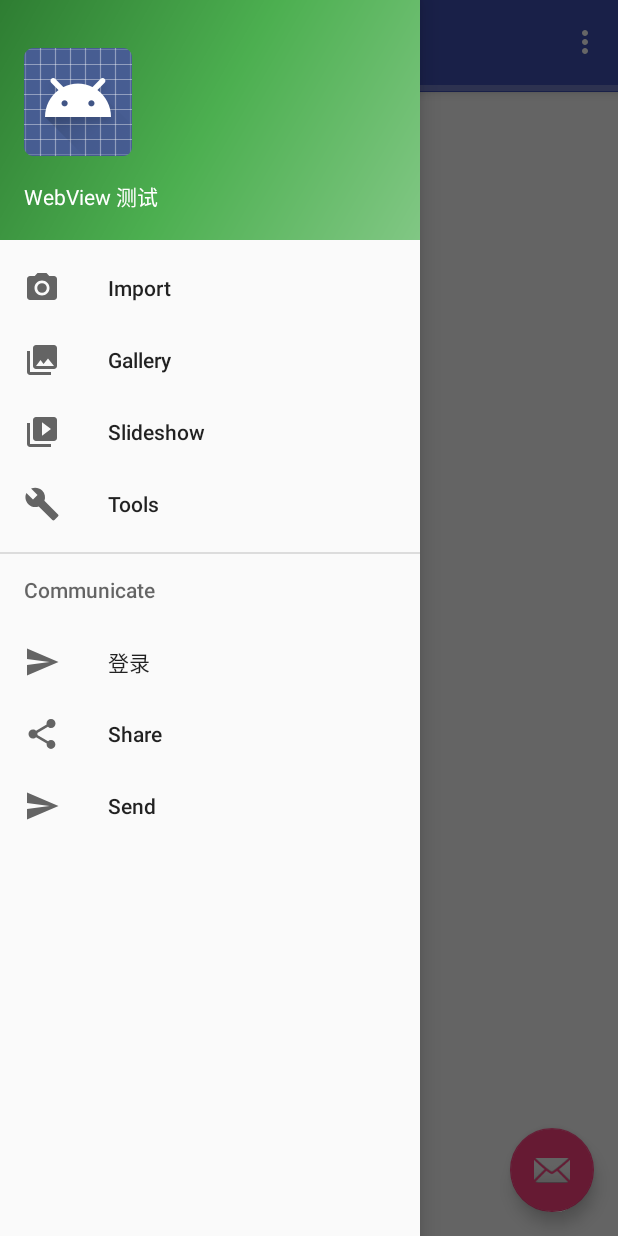
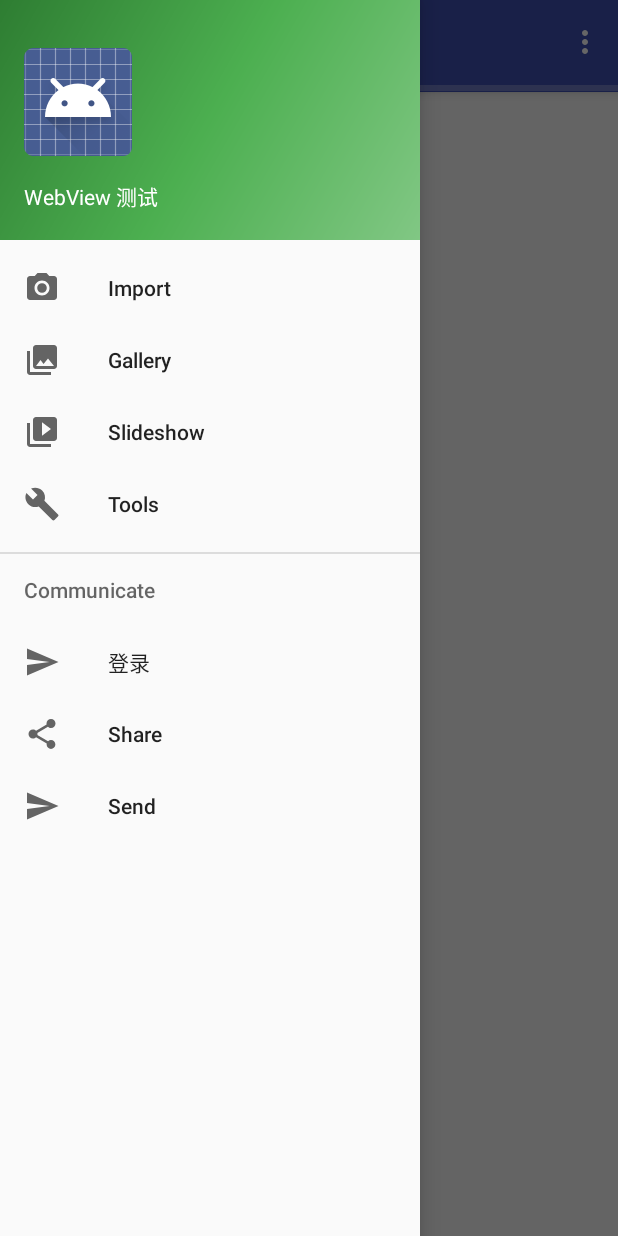
Before and after one commit to aidenZou/webview-pro, an Android app: the screen it shows after launch (MainActivity), with the side drawer open, on a phone screen of 412 x 824 dp. Run offline under Robolectric (Android 15) with nearby library versions, the phone set to English and light mode, and no system bars.

Commit message:
去挑悬浮按钮，加载完成吐西提示

```diff
--- a/app/src/main/java/com/example/aidenzou/test/myapplication/MainActivity.java
+++ b/app/src/main/java/com/example/aidenzou/test/myapplication/MainActivity.java
@@ -44,14 +44,14 @@ public class MainActivity extends AppCompatActivity
         Toolbar toolbar = (Toolbar) findViewById(R.id.toolbar);
         setSupportActionBar(toolbar);
 
-        FloatingActionButton fab = (FloatingActionButton) findViewById(R.id.fab);
-        fab.setOnClickListener(new View.OnClickListener() {
-            @Override
-            public void onClick(View view) {
-                Snackbar.make(view, "Replace with your own action", Snackbar.LENGTH_LONG)
-                        .setAction("Action", null).show();
-            }
-        });
+//        FloatingActionButton fab = (FloatingActionButton) findViewById(R.id.fab);
+//        fab.setOnClickListener(new View.OnClickListener() {
+//            @Override
+//            public void onClick(View view) {
+//                Snackbar.make(view, "Replace with your own action", Snackbar.LENGTH_LONG)
+//                        .setAction("Action", null).show();
+//            }
+//        });
 
         DrawerLayout drawer = (DrawerLayout) findViewById(R.id.drawer_layout);
         ActionBarDrawerToggle toggle = new ActionBarDrawerToggle(
@@ -184,7 +184,7 @@ public class MainActivity extends AppCompatActivity
             public void onPageFinished(WebView view, String url) {
                 super.onPageFinished(view, url);
                 // 在这里执行你想调用的js函数
-                Toast.makeText(MainActivity.this, "页面加载完毕", Toast.LENGTH_SHORT).show();
+                //Toast.makeText(MainActivity.this, "页面加载完毕", Toast.LENGTH_SHORT).show();
             }
 
             // WebView 错误码处理
--- a/app/src/main/res/layout/app_bar_main.xml
+++ b/app/src/main/res/layout/app_bar_main.xml
@@ -31,12 +31,12 @@
 
     <include layout="@layout/content_main" />
 
-    <android.support.design.widget.FloatingActionButton
-        android:id="@+id/fab"
-        android:layout_width="wrap_content"
-        android:layout_height="wrap_content"
-        android:layout_gravity="bottom|end"
-        android:layout_margin="@dimen/fab_margin"
-        android:src="@android:drawable/ic_dialog_email" />
+    <!--<android.support.design.widget.FloatingActionButton-->
+        <!--android:id="@+id/fab"-->
+        <!--android:layout_width="wrap_content"-->
+        <!--android:layout_height="wrap_content"-->
+        <!--android:layout_gravity="bottom|end"-->
+        <!--android:layout_margin="@dimen/fab_margin"-->
+        <!--android:src="@android:drawable/ic_dialog_email" />-->
 
 </android.support.design.widget.CoordinatorLayout>
```
